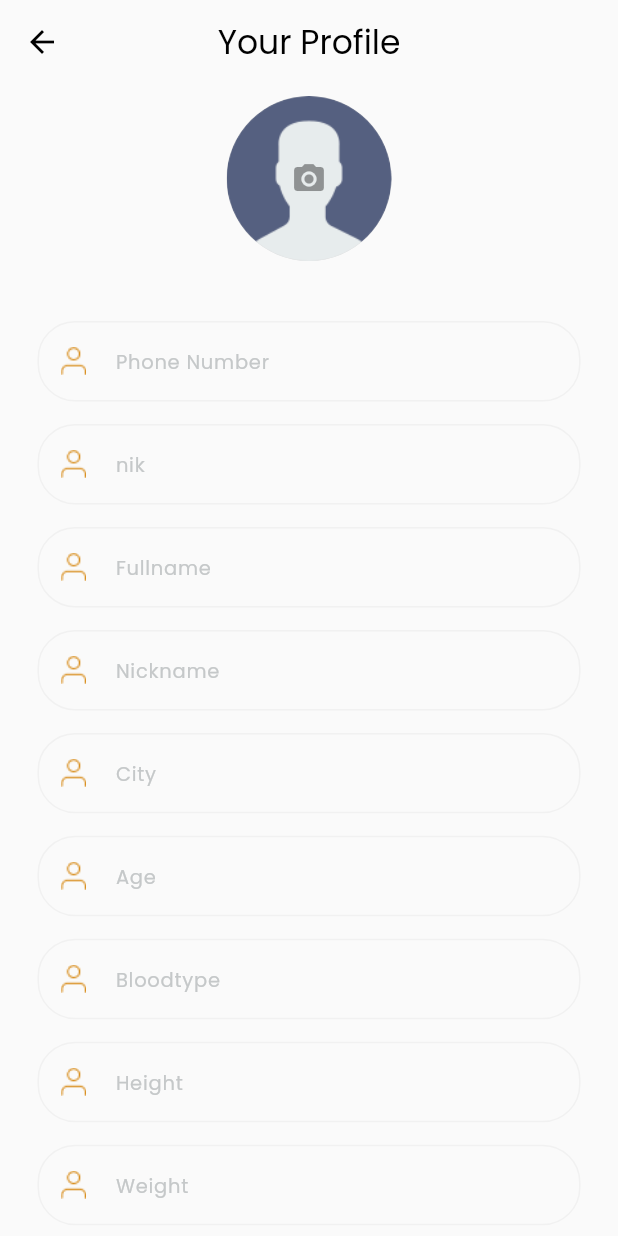
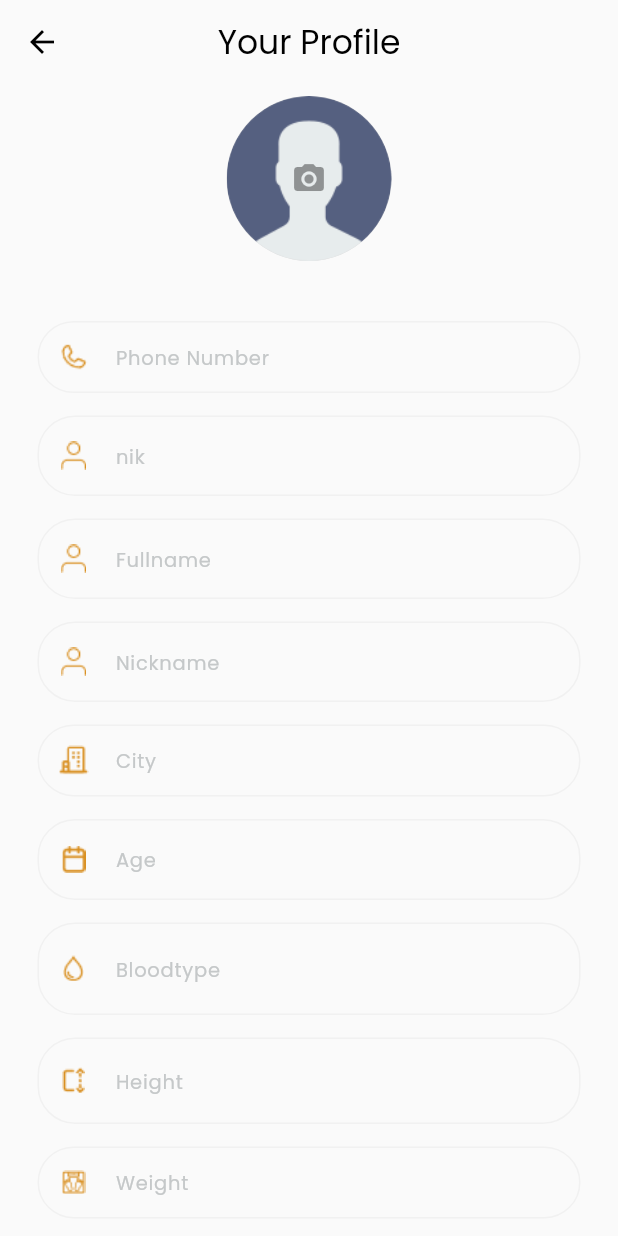
Before and after one commit to Versa-Morph/mobile-jakarta-smart, a Flutter app: the AddProfilePage screen opened by its route, on a phone screen of 412 x 824 dp. Run offline on Flutter 3.47's test engine with Material 3 defaults, Android fonts, the phone set to English and light mode, and no system bars; our stand-ins replace equatable, flutter_bloc, geocoding, geolocator, google_maps_flutter, image_picker and 3 more; missing offline and left inert: flutter_polyline_points, pulsator; accounts and stored records are empty.

```diff
--- a/lib/views/home/profile/add_profile/add_profile_page.dart
+++ b/lib/views/home/profile/add_profile/add_profile_page.dart
@@ -1,6 +1,9 @@
 import 'dart:io';
 import 'package:flutter/material.dart';
 import 'package:image_picker/image_picker.dart';
+import 'package:smart_jakarta/components/custom_button.dart';
+import 'package:smart_jakarta/services/user_data_service.dart';
+import 'package:smart_jakarta/utility/validators.dart';
 import 'package:smart_jakarta/views/home/profile/add_profile/widgets/custom_profile_textfield.dart';
 
 class AddProfilePage extends StatefulWidget {
@@ -12,6 +15,34 @@ class AddProfilePage extends StatefulWidget {
 
 class _AddProfilePageState extends State<AddProfilePage> {
   XFile? _selectedImage;
+  final _formKey = GlobalKey<FormState>();
+  final TextEditingController _phoneController = TextEditingController();
+  final TextEditingController _nikController = TextEditingController();
+  final TextEditingController _fullnameController = TextEditingController();
+  final TextEditingController _nicknameController = TextEditingController();
+  final TextEditingController _cityController = TextEditingController();
+  final TextEditingController _ageController = TextEditingController();
+  final TextEditingController _bloodTypeController = TextEditingController();
+  final TextEditingController _heightController = TextEditingController();
+  final TextEditingController _weightController = TextEditingController();
+  final TextEditingController _addressController = TextEditingController();
+
+  @override
+  void dispose() {
+    super.dispose();
+    _phoneController.dispose();
+    _nikController.dispose();
+    _fullnameController.dispose();
+    _nicknameController.dispose();
+    _cityController.dispose();
+    _ageController.dispose();
+    _bloodTypeController.dispose();
+    _heightController.dispose();
+    _heightController.dispose();
+    _weightController.dispose();
+    _addressController.dispose();
+  }
+
   @override
   Widget build(BuildContext context) {
     return Scaffold(
@@ -22,6 +53,8 @@ class _AddProfilePageState extends State<AddProfilePage> {
         centerTitle: true,
       ),
       body: SingleChildScrollView(
+        child: Form(
+          key: _formKey,
           child: Padding(
             padding: const EdgeInsets.symmetric(horizontal: 25, vertical: 8),
             child: Column(
@@ -55,84 +88,125 @@ class _AddProfilePageState extends State<AddProfilePage> {
 
                 /// Form Phonenumber
                 CustomProfileTextfield(
+                  textController: _phoneController,
                   hintText: 'Phone Number',
-                prefixImgPath: 'assets/icons/profile_icon.png',
+                  prefixImgPath: 'assets/icons/phone_icon.png',
+                  validator: (value) => Validators.basicValidator(value),
                 ),
 
                 const SizedBox(height: 15),
 
                 /// Form NIK
                 CustomProfileTextfield(
+                  textController: _nikController,
                   hintText: 'nik',
                   prefixImgPath: 'assets/icons/profile_icon.png',
+                  validator: (value) => Validators.basicValidator(value),
                 ),
 
                 const SizedBox(height: 15),
 
                 /// Form Fullname
                 CustomProfileTextfield(
+                  textController: _fullnameController,
                   hintText: 'Fullname',
                   prefixImgPath: 'assets/icons/profile_icon.png',
+                  validator: (value) => Validators.basicValidator(value),
                 ),
 
                 const SizedBox(height: 15),
 
                 /// Form Nickname
                 CustomProfileTextfield(
+                  textController: _nicknameController,
                   hintText: 'Nickname',
                   prefixImgPath: 'assets/icons/profile_icon.png',
+                  validator: (value) => Validators.basicValidator(value),
                 ),
 
                 const SizedBox(height: 15),
 
                 /// Form City
                 CustomProfileTextfield(
+                  textController: _cityController,
                   hintText: 'City',
-                prefixImgPath: 'assets/icons/profile_icon.png',
+                  prefixImgPath: 'assets/icons/city_icon.png',
+                  validator: (value) => Validators.basicValidator(value),
                 ),
 
                 const SizedBox(height: 15),
 
                 /// Form Age
                 CustomProfileTextfield(
+                  textController: _ageController,
                   hintText: 'Age',
-                prefixImgPath: 'assets/icons/profile_icon.png',
+                  prefixImgPath: 'assets/icons/user_age_icon.png',
+                  validator: (value) => Validators.basicValidator(value),
                 ),
 
                 const SizedBox(height: 15),
 
                 /// Form Bloodtype
                 CustomProfileTextfield(
+                  textController: _bloodTypeController,
                   hintText: 'Bloodtype',
-                prefixImgPath: 'assets/icons/profile_icon.png',
+                  prefixImgPath: 'assets/icons/blood_icon.png',
+                  validator: (value) => Validators.basicValidator(value),
                 ),
 
                 const SizedBox(height: 15),
 
                 /// Form Height
                 CustomProfileTextfield(
+                  textController: _heightController,
                   hintText: 'Height',
-                prefixImgPath: 'assets/icons/profile_icon.png',
+                  prefixImgPath: 'assets/icons/heigth_icon.png',
+                  validator: (value) => Validators.basicValidator(value),
                 ),
 
                 const SizedBox(height: 15),
 
                 /// Form Weight
                 CustomProfileTextfield(
+                  textController: _weightController,
                   hintText: 'Weight',
-                prefixImgPath: 'assets/icons/profile_icon.png',
+                  prefixImgPath: 'assets/icons/weigth_icon.png',
+                  validator: (value) => Validators.basicValidator(value),
                 ),
 
                 const SizedBox(height: 15),
 
                 /// Form Address
                 CustomProfileTextfield(
+                  textController: _addressController,
                   hintText: 'Address',
-                prefixImgPath: 'assets/icons/profile_icon.png',
+                  prefixImgPath: 'assets/icons/address_icon.png',
+                  validator: (value) => Validators.basicValidator(value),
                 ),
 
                 const SizedBox(height: 15),
+
+                CustomButton(
+                  text: 'Save',
+                  textColor: Colors.white,
+                  bgColor: const Color(0xFFD99022),
+                  onTap: () {
+                    UserDataService().storeUserBio(
+                        '089798769666',
+                        '111122223333',
+                        _selectedImage!,
+                        'dio123 123asd',
+                        'dio11',
+                        'jakarta',
+                        23,
+                        'B',
+                        155,
+                        50,
+                        'jl jakarta 2 no5 jkt utara');
+                  },
+                )
               ],
+            ),
           ),
         ),
       ),
```
Also changed, not shown: lib/network/api.dart (+25 -0 lines), lib/services/user_data_service.dart (+47 -0 lines), lib/views/home/profile/add_profile/cubit/add_profile_cubit.dart (added, +15 -0 lines), lib/views/home/profile/add_profile/cubit/add_profile_state.dart (added, +22 -0 lines). Lines whose indentation alone changed are shown as unchanged.
